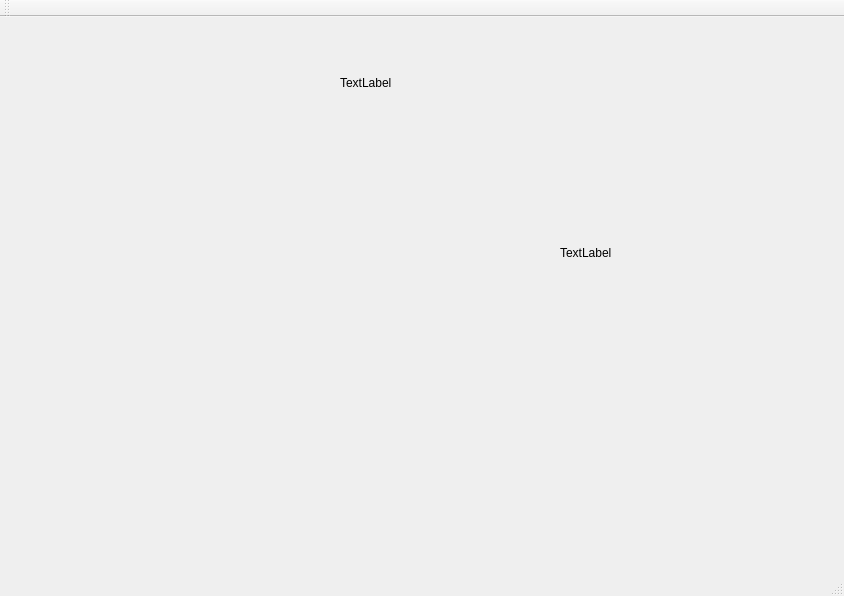
The window that Temperaturanzeige/mainwindow.ui (FehlendesSemikolon/SWT-Projekt) describes before a commit, drawn with Qt 5.
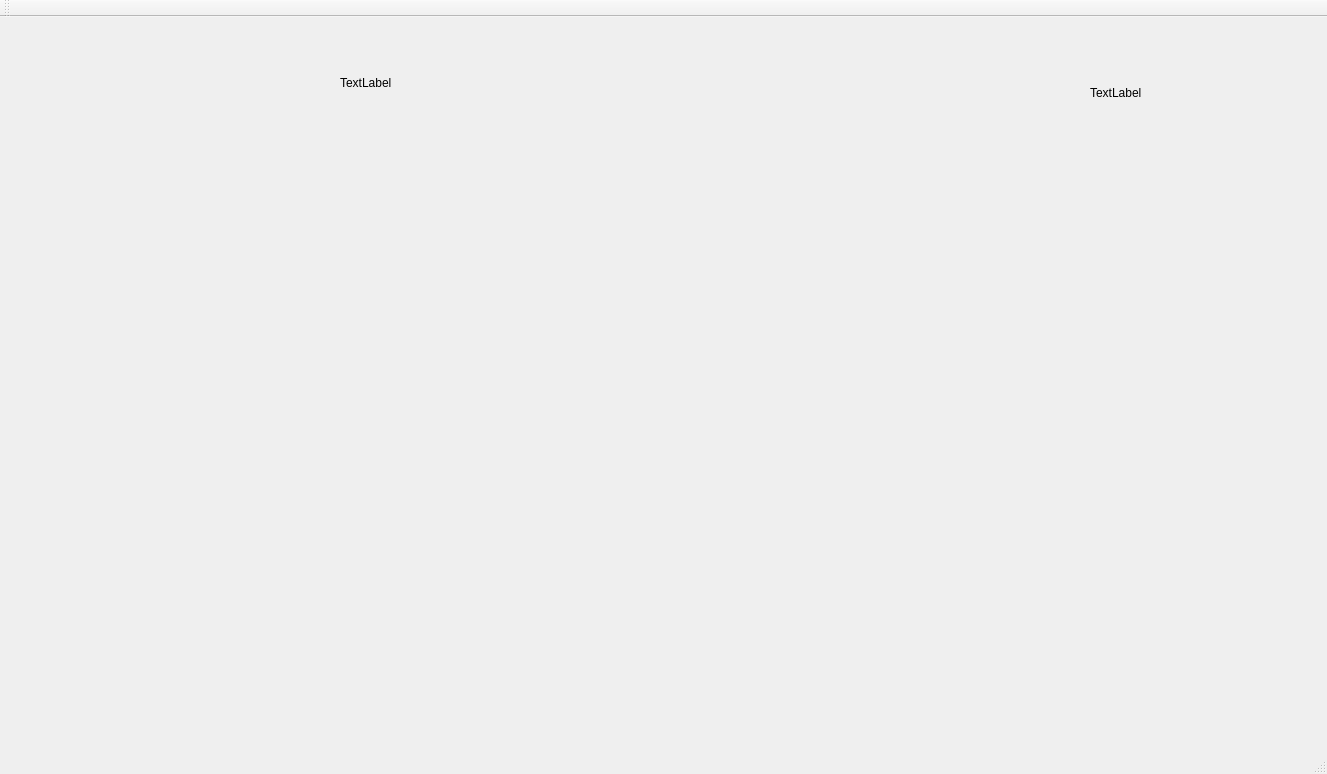
The same window after the commit. Custom widgets are drawn as their Qt base class.

Commit message:
Punktdiagramm hinzugefügt
Observer Punktdiagramm und die zugehörigen Darstellungsfunktionen
hinzugefügt

```diff
--- a/Temperaturanzeige/mainwindow.ui
+++ b/Temperaturanzeige/mainwindow.ui
@@ -6,8 +6,8 @@
    <rect>
     <x>0</x>
     <y>0</y>
-    <width>844</width>
-    <height>596</height>
+    <width>1327</width>
+    <height>774</height>
    </rect>
   </property>
   <property name="windowTitle">
@@ -27,8 +27,8 @@
    <widget class="QLabel" name="label_Rohdaten">
     <property name="geometry">
      <rect>
-      <x>560</x>
-      <y>170</y>
+      <x>1090</x>
+      <y>10</y>
       <width>201</width>
       <height>131</height>
      </rect>
@@ -50,6 +50,16 @@
      <string>TextLabel</string>
     </property>
    </widget>
+   <widget class="QCustomPlot" name="widget_Punktdiagramm" native="true">
+    <property name="geometry">
+     <rect>
+      <x>40</x>
+      <y>210</y>
+      <width>681</width>
+      <height>511</height>
+     </rect>
+    </property>
+   </widget>
   </widget>
   <widget class="QMenuBar" name="menuBar">
    <property name="geometry">
```
Left out of the diff: 12 changed lines with no effect on the pictures. The commit also changes 9 other files.
